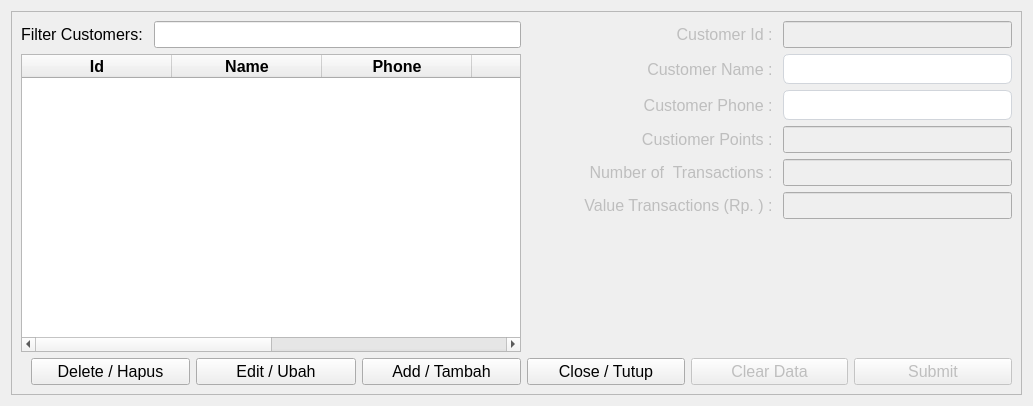
Above: ui/customers.ui from michael-halim/pos before the change. Below: the same form after it.
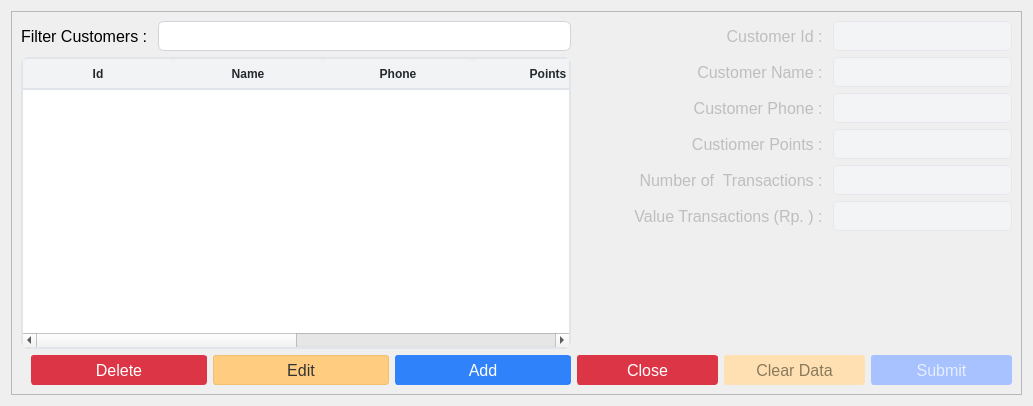
That is the form after the change.

Commit message: Patch#34: Added UI - Added UI for Table, Button, and Input - Fix some UI Behavior

Patch:
```diff
--- a/ui/customers.ui
+++ b/ui/customers.ui
@@ -18,6 +18,256 @@
   <property name="windowTitle">
    <string>Customers</string>
   </property>
+  <property name="styleSheet">
+   <string notr="true">QLineEdit{
+	border: 1px solid #d1d5db;      /* Light gray border */
+    border-radius: 6px;             /* Rounded corners */
+    outline: none;                  /* Remove default outline */
+    color: #333;                    /* Text color */
+    background-color: #fff;       /* Light gray background */
+    
+}
+
+QLineEdit:focus {
+    border: 1px solid #93c5fd;       /* Blue border on focus */
+    background-color: #ffffff;       /* White background when focused */
+}
+
+QLineEdit:disabled {
+    border: 1px solid #e5e7eb;      /* Lighter border when disabled */
+    background-color: #f3f4f6;      /* Light gray background when disabled */
+    color: #9ca3af;                 /* Lighter text color when disabled */
+}
+
+/* QComboBox Styling - Improved with clearer state indicators */
+QComboBox {
+    border: 1px solid #d1d5db;      /* Light gray border */
+    border-radius: 6px;             /* Rounded corners */
+    padding: 6px 12px 6px 10px;     /* Add some padding */
+    min-height: 20px;               /* Minimum height */
+    color: #333;                    /* Text color */
+    background-color: #fff;         /* White background */
+    selection-background-color: #93c5fd; /* Light blue selection */
+    font-size: 14px;                /* Consistent font size */
+    min-width: 6em;                 /* Minimum width */
+}
+
+QComboBox:hover:!disabled {
+    border-color: #93c5fd;          /* Light blue border on hover when enabled */
+    background-color: #f0f7ff;      /* Very light blue background on hover */
+}
+
+QComboBox:focus {
+    border: 2px solid #3b82f6;      /* Thicker, darker blue border on focus */
+    background-color: #ffffff;      /* Pure white background when focused */
+}
+
+QComboBox:disabled {
+    border: 1px solid #d9dce0;      /* Very light gray border when disabled */
+    background-color: #f3f4f6;      /* Light gray background when disabled */
+    color: #9ca3af;                 /* Lighter text color when disabled */
+}
+
+QComboBox::drop-down {
+    subcontrol-origin: padding;
+    subcontrol-position: center right;
+    width: 20px;
+    border: none;                   /* Remove border for cleaner look */
+    margin-right: 5px;              /* Add some margin */
+}
+
+/* If you don't have an icon, use this instead: */
+QComboBox::down-arrow {
+    width: 0;
+    height: 0;
+    border-left: 5px solid transparent;
+    border-right: 5px solid transparent;
+    border-top: 5px solid #666;     /* Arrow color */
+    margin-right: 5px;
+}
+
+QComboBox::down-arrow:disabled {
+    border-top: 5px solid #b0b0b0;  /* Lighter arrow color when disabled */
+}
+
+QComboBox:disabled {
+    color: #9ca3af;                 /* Lighter text when disabled */
+    background-color: #f3f4f6;      /* Light gray background */
+    border-color: #e5e7eb;          /* Lighter border */
+}
+
+/* Add a visual indicator for disabled state */
+QComboBox:disabled {
+    color: #9ca3af;
+    background-color: #f3f4f6;
+    border: 1px solid #e5e7eb;
+    padding-right: 25px;            /* Make room for the lock icon */
+}
+
+/* If you don't have a lock icon, use a pattern instead */
+QComboBox:disabled {
+    background-image: repeating-linear-gradient(
+        45deg,
+        transparent,
+        transparent 5px,
+        rgba(200, 200, 200, 0.1) 5px,
+        rgba(200, 200, 200, 0.1) 10px
+    );
+}
+
+QComboBox QAbstractItemView {
+    border: 1px solid #d1d5db;
+    border-radius: 0px 0px 6px 6px;
+    background-color: white;
+    selection-background-color: #3b82f6;  /* Darker blue for better contrast */
+    selection-color: white;               /* White text on selection */
+    outline: none;
+    padding: 5px;
+}
+
+QComboBox QAbstractItemView::item {
+    min-height: 25px;               /* Taller items for better clickability */
+    padding: 5px;                   /* Padding inside items */
+}
+
+QComboBox QAbstractItemView::item:hover {
+    background-color: #e5f0ff;      /* Light blue on hover */
+    color: #333;
+}
+
+/* QTextEdit Styling - Similar to QLineEdit */
+QTextEdit {
+    border: 1px solid #d1d5db;      /* Light gray border */
+    border-radius: 6px;             /* Rounded corners */
+    outline: none;                  /* Remove default outline */
+    color: #333;                    /* Text color */
+    background-color: #fff;         /* White background */
+    padding: 6px 10px;              /* Add some padding for better text display */
+    selection-background-color: #93c5fd; /* Light blue selection */
+}
+
+QTextEdit:focus {
+    border: 1px solid #93c5fd;      /* Blue border on focus */
+    background-color: #ffffff;      /* White background when focused */
+}
+
+QTextEdit:disabled {
+    border: 1px solid #e5e7eb;      /* Lighter border when disabled */
+    background-color: #f3f4f6;      /* Light gray background when disabled */
+    color: #9ca3af;                 /* Lighter text color when disabled */
+}
+
+
+/* QDateEdit Styling */
+QDateEdit {
+    border: 1px solid #d1d5db;
+    border-radius: 6px;
+    padding: 6px 10px;
+    min-height: 20px;
+    color: #333;
+    background-color: #fff;
+    font-size: 14px;
+}
+
+QDateEdit:hover:!disabled {
+    border-color: #93c5fd;
+    background-color: #f0f7ff;
+}
+
+QDateEdit:focus {
+    border: 2px solid #3b82f6;
+    background-color: #ffffff;
+}
+
+QDateEdit:disabled {
+    color: #9ca3af;
+    background-color: #f3f4f6;
+    border: 1px dashed #c0c0c0;
+}
+
+QDateEdit::drop-down {
+    subcontrol-origin: padding;
+    subcontrol-position: center right;
+    width: 20px;
+    border: none;
+    margin-right: 5px;
+}
+
+QDateEdit::down-arrow {
+    width: 0;
+    height: 0;
+    border-left: 5px solid transparent;
+    border-right: 5px solid transparent;
+    border-top: 5px solid #666;
+    margin-right: 5px;
+}
+
+QDateEdit::down-arrow:disabled {
+    border-top: 5px solid #b0b0b0;
+}
+
+/* Calendar popup styling */
+QCalendarWidget {
+    background-color: white;
+    border: 1px solid #d1d5db;
+}
+
+QCalendarWidget QToolButton {
+    color: #333;
+    background-color: transparent;
+    border: 1px solid transparent;
+    border-radius: 4px;
+    padding: 4px;
+}
+
+QCalendarWidget QToolButton:hover {
+    background-color: #f0f7ff;
+    border: 1px solid #93c5fd;
+}
+
+QCalendarWidget QMenu {
+    background-color: white;
+    border: 1px solid #d1d5db;
+    padding: 5px;
+}
+
+QCalendarWidget QSpinBox {
+    border: 1px solid #d1d5db;
+    border-radius: 4px;
+    padding: 3px;
+    background-color: white;
+}
+
+QCalendarWidget QAbstractItemView:enabled {
+    background-color: white;
+    color: #333;
+    selection-background-color: #3b82f6;
+    selection-color: white;
+}
+
+QCalendarWidget QAbstractItemView:disabled {
+    color: #9ca3af;
+}
+
+QCalendarWidget QWidget#qt_calendar_navigationbar {
+    background-color: #f1f5f9;
+    border-bottom: 1px solid #d1d5db;
+    padding: 4px;
+}
+
+QPushButton {
+    text-align: center;
+    white-space: nowrap;
+    vertical-align: middle;
+    border: 1px solid transparent;
+    line-height: 1.5;
+    border-radius: 3px;
+    margin: 0.25rem;
+	opacity: 0.55;
+
+}
+</string>
+  </property>
   <layout class="QGridLayout" name="gridLayout_2">
    <item row="0" column="0">
     <widget class="QFrame" name="frame">
@@ -41,6 +291,12 @@
            <layout class="QHBoxLayout" name="horizontalLayout_4">
             <item>
              <widget class="QLabel" name="filter_customers_label">
+              <property name="minimumSize">
+               <size>
+                <width>0</width>
+                <height>30</height>
+               </size>
+              </property>
               <property name="maximumSize">
                <size>
                 <width>16777215</width>
@@ -53,7 +309,7 @@
                </font>
               </property>
               <property name="text">
-               <string>Filter Customers: </string>
+               <string>Filter Customers : </string>
               </property>
               <property name="alignment">
                <set>Qt::AlignLeading|Qt::AlignLeft|Qt::AlignVCenter</set>
@@ -65,7 +321,7 @@
               <property name="minimumSize">
                <size>
                 <width>0</width>
-                <height>0</height>
+                <height>30</height>
                </size>
               </property>
               <property name="maximumSize">
@@ -87,7 +343,7 @@
            <widget class="QTableWidget" name="customers_table">
             <property name="minimumSize">
              <size>
-              <width>500</width>
+              <width>550</width>
               <height>0</height>
              </size>
             </property>
@@ -97,6 +353,75 @@
               <height>16777215</height>
              </size>
             </property>
+            <property name="styleSheet">
+             <string notr="true">QTableWidget {
+            background-color: #ffffff;
+            alternate-background-color: #f5f8fa;
+            border: 2px solid #e1e4e8;
+            border-radius: 8px;
+            gridline-color: #e1e4e8;
+            selection-background-color: #0366d6;
+            selection-color: #ffffff;
+        }
+        
+        QTableWidget::item {
+            border-bottom: 1px solid #e1e4e8;
+			padding: 6px;
+        }
+        
+        QTableWidget::item:selected {
+            background-color: #0366d6;
+			border: none; /* Remove any border on selected items */
+        }
+
+        QTableWidget::item:focus {
+            border: none; /* Remove the focus border */
+            outline: none; /* Remove the focus outline */
+        }
+
+        QHeaderView::section {
+            background-color: #f1f3f5;
+            color: #24292e;
+            font-weight: bold;
+            border: none;
+            border-bottom: 2px solid #e1e4e8;
+            padding: 3px;
+            border-top-left-radius: 6px;
+            border-top-right-radius: 6px;
+        }
+        
+        QTableWidget QScrollBar:vertical {
+            border: none;
+            background: #f1f3f5;
+            width: 10px;
+            border-radius: 5px;
+        }
+        
+        QTableWidget QScrollBar::handle:vertical {
+            background: #c0c0c0;
+            border-radius: 5px;
+        }
+        
+        QTableWidget QScrollBar::handle:vertical:hover {
+            background: #a0a0a0;
+        }
+        
+        QTableWidget QScrollBar:horizontal {
+            border: none;
+            background: #f1f3f5;
+            height: 10px;
+            border-radius: 5px;
+        }
+        
+        QTableWidget QScrollBar::handle:horizontal {
+            background: #c0c0c0;
+            border-radius: 5px;
+        }
+        
+        QTableWidget QScrollBar::handle:horizontal:hover {
+            background: #a0a0a0;
+        }</string>
+            </property>
             <property name="sortingEnabled">
              <bool>true</bool>
             </property>
@@ -211,37 +536,99 @@
             </property>
             <item>
              <widget class="QPushButton" name="delete_customer_button">
+              <property name="minimumSize">
+               <size>
+                <width>0</width>
+                <height>30</height>
+               </size>
+              </property>
               <property name="font">
                <font>
                 <pointsize>12</pointsize>
                </font>
               </property>
+              <property name="styleSheet">
+               <string notr="true">QPushButton {
+    color: #fff;
+    background-color: #dc3545;
+    border-color: #dc3545;
+}
+QPushButton:hover {
+    background-color: #bb2d3b;
+    border-color: #b02a37;
+}</string>
+              </property>
               <property name="text">
-               <string>Delete / Hapus</string>
+               <string>Delete</string>
               </property>
              </widget>
             </item>
             <item>
              <widget class="QPushButton" name="edit_customer_button">
+              <property name="minimumSize">
+               <size>
+                <width>0</width>
+                <height>30</height>
+               </size>
+              </property>
               <property name="font">
                <font>
                 <pointsize>12</pointsize>
                </font>
               </property>
+              <property name="styleSheet">
+               <string notr="true">QPushButton{
+    color: #333;
+    background-color: #ffcc80; /* Softer yellow/orange */
+    border-color: #f0c070;
+}
+QPushButton:hover {
+    background-color: #f0c070;
+    border-color: #e0b060;
+}
+QPushButton:disabled {
+    background-color: #ffe0b3;
+    border-color: #ffe0b3;
+    color: #8a7a5c;
+}</string>
+              </property>
               <property name="text">
-               <string>Edit / Ubah</string>
+               <string>Edit</string>
               </property>
              </widget>
             </item>
             <item>
              <widget class="QPushButton" name="add_customer_button">
+              <property name="minimumSize">
+               <size>
+                <width>0</width>
+                <height>30</height>
+               </size>
+              </property>
               <property name="font">
                <font>
                 <pointsize>12</pointsize>
                </font>
               </property>
+              <property name="styleSheet">
+               <string notr="true">QPushButton{
+    color: #fff;
+    background-color: rgba(13, 110, 253, 0.85); /* RGBA with alpha channel */
+    border-color: rgba(13, 110, 253, 0.7);
+}
+QPushButton:hover {
+    background-color: rgba(11, 94, 215, 0.9);
+    border-color: rgba(10, 88, 202, 0.9);
+    opacity: 0.95;
+}
+QPushButton:disabled {
+    background-color: #a8c1ff;
+    border-color: #a8c1ff;
+    color: #e6eeff;
+}</string>
+              </property>
               <property name="text">
-               <string>Add / Tambah</string>
+               <string>Add</string>
               </property>
              </widget>
             </item>
@@ -264,6 +651,11 @@
                 <height>0</height>
                </size>
               </property>
+              <property name="font">
+               <font>
+                <pointsize>12</pointsize>
+               </font>
+              </property>
               <property name="text">
                <string>Customer Name : </string>
               </property>
@@ -289,20 +681,7 @@
                </font>
               </property>
               <property name="styleSheet">
-               <string notr="true">QLineEdit{
-	border: 1px solid #d1d5db;      /* Light gray border */
-    border-radius: 6px;             /* Rounded corners */
-    outline: none;                  /* Remove default outline */
-    color: #333;                    /* Text color */
-    background-color: #fff;       /* Light gray background */
-    
-}
-
-QLineEdit:focus {
-    border: 1px solid #93c5fd;       /* Blue border on focus */
-    
-    background-color: #ffffff;       /* White background when focused */
-}</string>
+               <string notr="true"/>
               </property>
              </widget>
             </item>
@@ -317,6 +696,11 @@
                 <height>0</height>
                </size>
               </property>
+              <property name="font">
+               <font>
+                <pointsize>12</pointsize>
+               </font>
+              </property>
               <property name="text">
                <string>Customer Phone : </string>
               </property>
@@ -342,20 +726,7 @@
                </font>
               </property>
               <property name="styleSheet">
-               <string notr="true">QLineEdit{
-	border: 1px solid #d1d5db;      /* Light gray border */
-    border-radius: 6px;             /* Rounded corners */
-    outline: none;                  /* Remove default outline */
-    color: #333;                    /* Text color */
-    background-color: #fff;       /* Light gray background */
-    
-}
-
-QLineEdit:focus {
-    border: 1px solid #93c5fd;       /* Blue border on focus */
-    
-    background-color: #ffffff;       /* White background when focused */
-}</string>
+               <string notr="true"/>
               </property>
              </widget>
             </item>
@@ -370,6 +741,11 @@
                 <height>0</height>
                </size>
               </property>
+              <property name="font">
+               <font>
+                <pointsize>12</pointsize>
+               </font>
+              </property>
               <property name="text">
                <string>Customer Id : </string>
               </property>
@@ -383,6 +759,12 @@
               <property name="enabled">
                <bool>false</bool>
               </property>
+              <property name="minimumSize">
+               <size>
+                <width>0</width>
+                <height>30</height>
+               </size>
+              </property>
              </widget>
             </item>
             <item row="3" column="0">
@@ -396,6 +778,11 @@
                 <height>0</height>
                </size>
               </property>
+              <property name="font">
+               <font>
+                <pointsize>12</pointsize>
+               </font>
+              </property>
               <property name="text">
                <string>Custiomer Points : </string>
               </property>
@@ -409,6 +796,12 @@
               <property name="enabled">
                <bool>false</bool>
               </property>
+              <property name="minimumSize">
+               <size>
+                <width>0</width>
+                <height>30</height>
+               </size>
+              </property>
              </widget>
             </item>
             <item row="4" column="0">
@@ -422,6 +815,11 @@
                 <height>0</height>
                </size>
               </property>
+              <property name="font">
+               <font>
+                <pointsize>12</pointsize>
+               </font>
+              </property>
               <property name="text">
                <string>Number of  Transactions : </string>
               </property>
@@ -441,6 +839,11 @@
                 <height>0</height>
                </size>
               </property>
+              <property name="font">
+               <font>
+                <pointsize>12</pointsize>
+               </font>
+              </property>
               <property name="text">
                <string>Value Transactions (Rp. ) : </string>
               </property>
@@ -454,6 +857,12 @@
               <property name="enabled">
                <bool>false</bool>
               </property>
+              <property name="minimumSize">
+               <size>
+                <width>0</width>
+                <height>30</height>
+               </size>
+              </property>
              </widget>
             </item>
             <item row="5" column="1">
@@ -461,6 +870,12 @@
               <property name="enabled">
                <bool>false</bool>
               </property>
+              <property name="minimumSize">
+               <size>
+                <width>0</width>
+                <height>30</height>
+               </size>
+              </property>
              </widget>
             </item>
            </layout>
@@ -485,8 +900,30 @@
               <property name="enabled">
                <bool>true</bool>
               </property>
+              <property name="minimumSize">
+               <size>
+                <width>0</width>
+                <height>30</height>
+               </size>
+              </property>
+              <property name="font">
+               <font>
+                <pointsize>12</pointsize>
+               </font>
+              </property>
+              <property name="styleSheet">
+               <string notr="true">QPushButton {
+    color: #fff;
+    background-color: #dc3545;
+    border-color: #dc3545;
+}
+QPushButton:hover {
+    background-color: #bb2d3b;
+    border-color: #b02a37;
+}</string>
+              </property>
               <property name="text">
-               <string>Close / Tutup</string>
+               <string>Close</string>
               </property>
              </widget>
             </item>
@@ -495,6 +932,33 @@
               <property name="enabled">
                <bool>false</bool>
               </property>
+              <property name="minimumSize">
+               <size>
+                <width>0</width>
+                <height>30</height>
+               </size>
+              </property>
+              <property name="font">
+               <font>
+                <pointsize>12</pointsize>
+               </font>
+              </property>
+              <property name="styleSheet">
+               <string notr="true">QPushButton{
+    color: #333;
+    background-color: #ffcc80; /* Softer yellow/orange */
+    border-color: #f0c070;
+}
+QPushButton:hover {
+    background-color: #f0c070;
+    border-color: #e0b060;
+}
+QPushButton:disabled {
+    background-color: #ffe0b3;
+    border-color: #ffe0b3;
+    color: #8a7a5c;
+}</string>
+              </property>
               <property name="text">
                <string>Clear Data</string>
               </property>
@@ -505,6 +969,34 @@
               <property name="enabled">
                <bool>false</bool>
               </property>
+              <property name="minimumSize">
+               <size>
+                <width>0</width>
+                <height>30</height>
+               </size>
+              </property>
+              <property name="font">
+               <font>
+                <pointsize>12</pointsize>
+               </font>
+              </property>
+              <property name="styleSheet">
+               <string notr="true">QPushButton{
+    color: #fff;
+    background-color: rgba(13, 110, 253, 0.85); /* RGBA with alpha channel */
+    border-color: rgba(13, 110, 253, 0.7);
+}
+QPushButton:hover {
+    background-color: rgba(11, 94, 215, 0.9);
+    border-color: rgba(10, 88, 202, 0.9);
+    opacity: 0.95;
+}
+QPushButton:disabled {
+    background-color: #a8c1ff;
+    border-color: #a8c1ff;
+    color: #e6eeff;
+}</string>
+              </property>
               <property name="text">
                <string>Submit</string>
               </property>
```
The commit also changes 35 other files.
